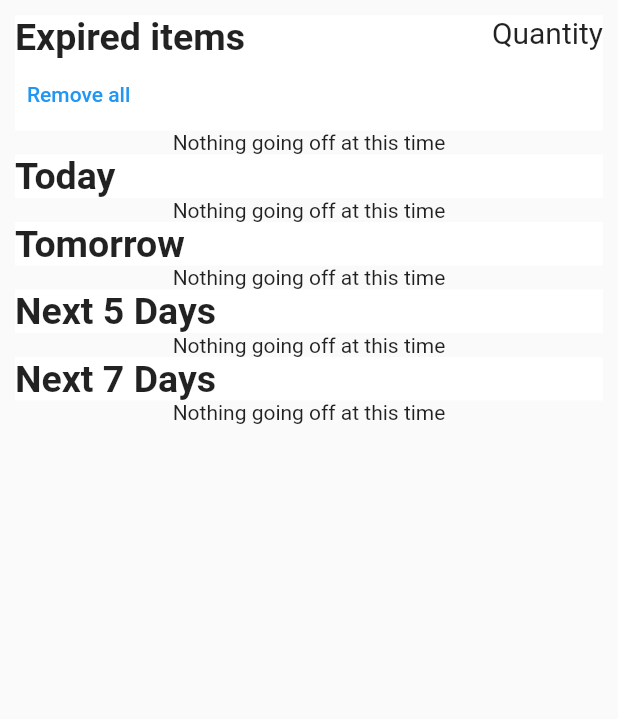
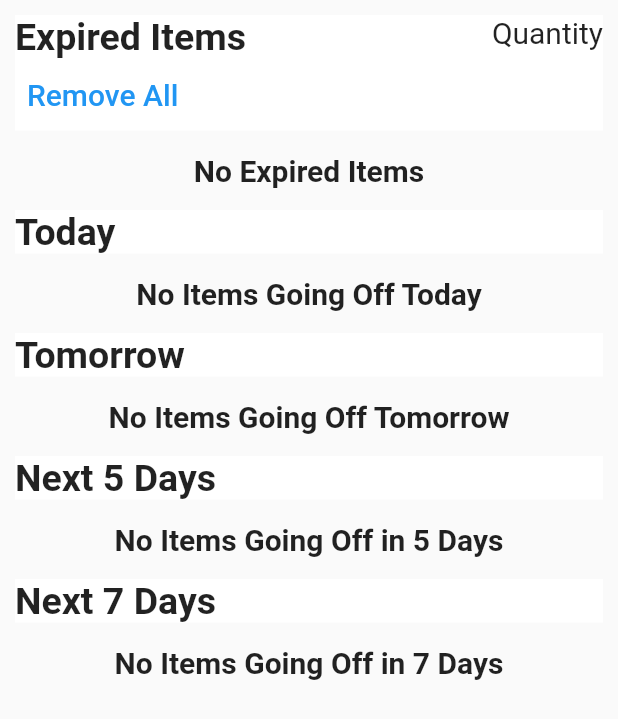
Before and after one commit to NterpriseCEO/GoogleSolutions, a Flutter app: the ExpiryList widget shown alone on an empty page, opened directly, on a phone screen of 412 x 824 dp. Shown: the top 719 px of the screen. Run offline on Flutter 3.47's test engine with Material 2 defaults, Android fonts, the phone set to English and light mode, and no system bars; our stand-ins replace camera, cloud_firestore, firebase_auth, firebase_core, flutter_local_notifications, flutter_native_timezone and 6 more; missing offline and left inert: dropdown_banner, flutter_barcode_scanner, flutter_mobile_vision, flutter_picker; accounts and stored records are empty; statements that could not run were skipped.

Commit message:
Alec's changes to the Expiry page UI

```diff
--- a/lib/pages/components/ExpiryList.dart
+++ b/lib/pages/components/ExpiryList.dart
@@ -39,7 +39,7 @@ class _ExpiryListState extends State<ExpiryList> {
                       crossAxisAlignment: CrossAxisAlignment.start,
                       children: [
                         Text(
-                        'Expired items',
+                          'Expired Items',
                           style: TextStyle(
                             fontSize: 25.0,
                             fontWeight: FontWeight.bold,
@@ -50,7 +50,13 @@ class _ExpiryListState extends State<ExpiryList> {
                           onPressed: () {
                             removeExpired();
                           },
-                        child: Text("Remove all"),
+                          child: Text(
+                            "Remove All",
+                            style: TextStyle(
+                              fontSize: 20.0,
+
+                            ),
+                          ),
                         ),
                       ],
                     ),
@@ -59,7 +65,7 @@ class _ExpiryListState extends State<ExpiryList> {
                     //The content associated with a StickyHeader
                       delegate: SliverChildListDelegate(
                           <Widget>[
-                      DataList(upper: -1, lower: -1000000, search: widget.search)
+                            DataList(upper: -1, lower: -1000000, search: widget.search, notice:"No Expired Items",)
                           ]
                       )
                   ),
@@ -82,7 +88,7 @@ class _ExpiryListState extends State<ExpiryList> {
                     delegate: SliverChildListDelegate.fixed(
                       //Checks if there are items going off today, prints message if not
                         <Widget>[
-                      DataList(upper: 0, lower: 0, search: widget.search)
+                          DataList(upper: 0, lower: 0, search: widget.search, notice: "No Items Going Off Today",),
                         ]
                     ),
                   ),
@@ -102,7 +108,7 @@ class _ExpiryListState extends State<ExpiryList> {
                     delegate: SliverChildListDelegate.fixed(
                       //Checks if there are items going off tomorrow, prints message if not
                         <Widget>[
-                      DataList(upper: 1, lower: 1, search: widget.search)
+                          DataList(upper: 1, lower: 1, search: widget.search, notice: "No Items Going Off Tomorrow",)
                         ]
                     ),
                   ),
@@ -122,7 +128,7 @@ class _ExpiryListState extends State<ExpiryList> {
                     delegate: SliverChildListDelegate.fixed(
                       //Checks if there are items going off in 5 days, prints message if not
                         <Widget>[
-                      DataList(upper: 5, lower: 2, search: widget.search)
+                          DataList(upper: 5, lower: 2, search: widget.search, notice: "No Items Going Off in 5 Days",)
                         ]
                     ),
                   ),
@@ -142,7 +148,7 @@ class _ExpiryListState extends State<ExpiryList> {
                     //Checks if there are items going off in 7 days, prints message if not
                     delegate: SliverChildListDelegate.fixed(
                         <Widget>[
-                      DataList(upper: 7, lower: 6, search: widget.search)
+                          DataList(upper: 7, lower: 6, search: widget.search, notice: "No Items Going Off in 7 Days",)
                         ]
                     ),
                   ),
@@ -170,9 +176,11 @@ class DataList extends StatelessWidget {
   final int upper;
   final int lower;
   final String search;
+  final String notice;
+
 
   //The upper and lower date range and the search value
-  DataList({ this.upper, this.lower, this.search });
+  DataList({ this.upper, this.lower, this.search, this.notice });
 
   @override
   Widget build(BuildContext context) {
@@ -228,7 +236,16 @@ class DataList extends StatelessWidget {
           }
         }
         if(itemWidgets.isEmpty) {
-          itemWidgets.add(Text("Nothing going off at this time"));
+          itemWidgets.add(Padding(
+            padding: EdgeInsets.fromLTRB(0.0, 15.0, 0.0, 15.0),
+            child: Text(
+              this.notice,
+              style: TextStyle(
+                fontSize: 20.0,
+                fontWeight: FontWeight.bold,
+              ),
+            )
+          ));
         }
         return Column(
           children: itemWidgets,
```
Lines whose indentation alone changed are shown as unchanged.
